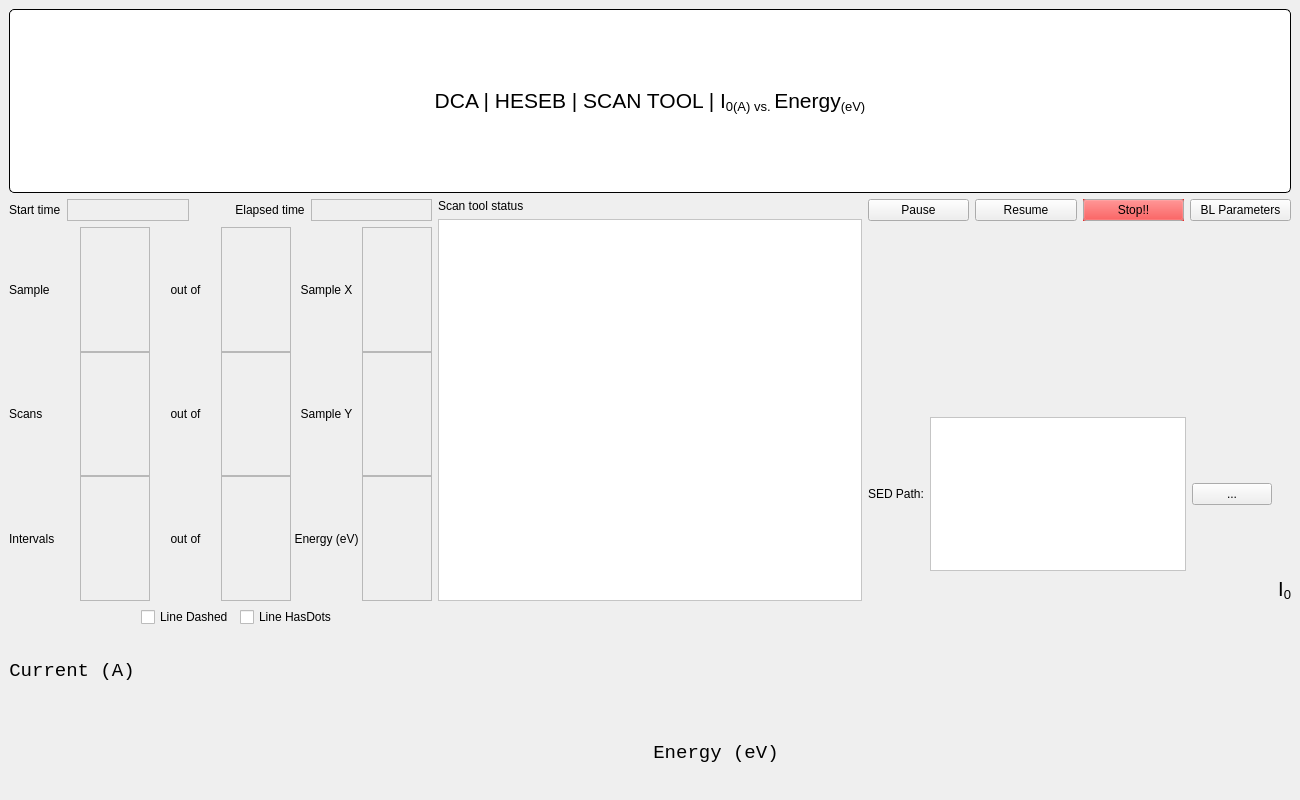
Old version of the form ui/HESEB_ScanTool_I0_plotting/HESEB_ScanTool_I0/heseb_scantool_i0.ui in the repository SESAME-Synchrotron/HESEBScanTool.
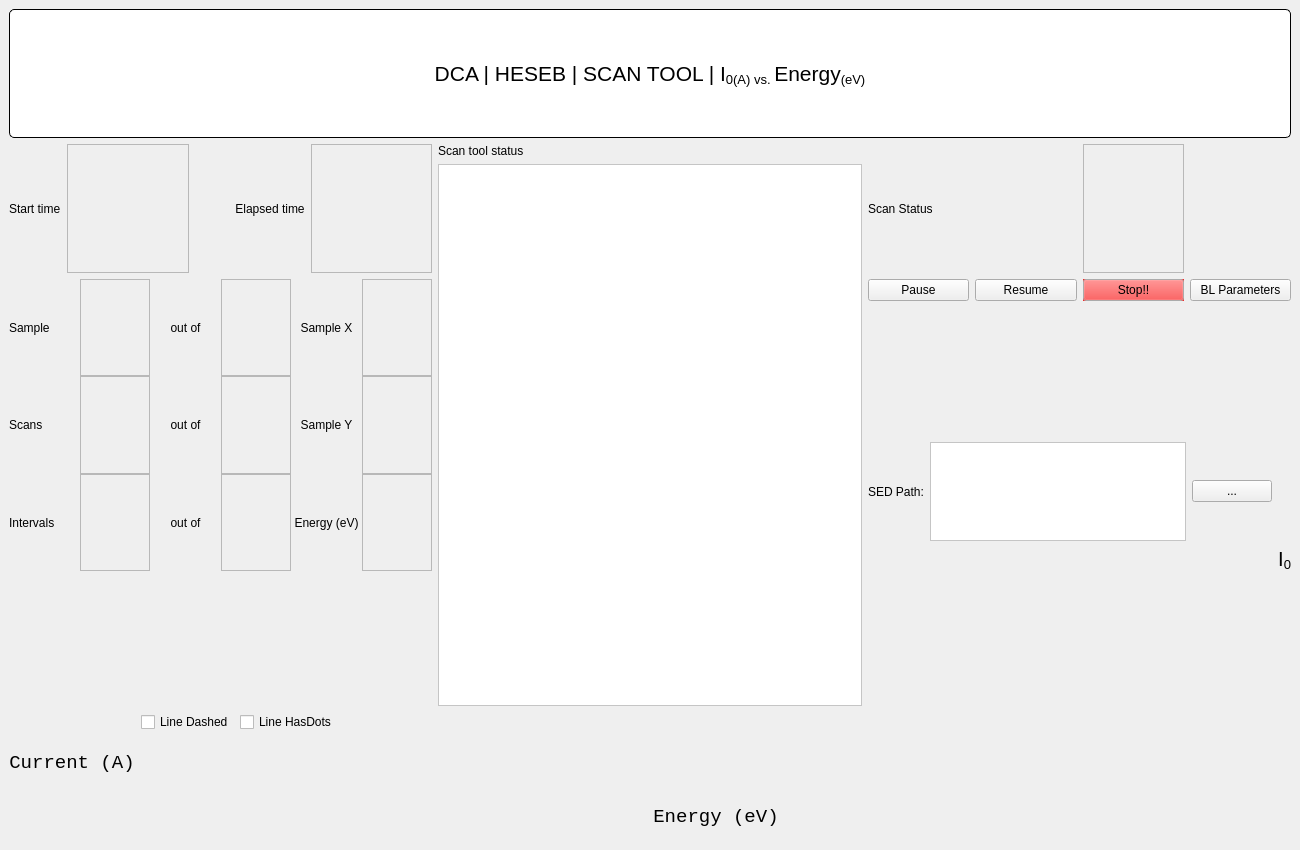
New version of the form. Custom widgets are drawn as their Qt base class.

```diff
--- a/ui/HESEB_ScanTool_I0_plotting/HESEB_ScanTool_I0/heseb_scantool_i0.ui
+++ b/ui/HESEB_ScanTool_I0_plotting/HESEB_ScanTool_I0/heseb_scantool_i0.ui
@@ -7,7 +7,7 @@
     <x>0</x>
     <y>0</y>
     <width>1300</width>
-    <height>800</height>
+    <height>850</height>
    </rect>
   </property>
   <property name="windowTitle">
@@ -15,7 +15,300 @@
   </property>
   <widget class="QWidget" name="centralwidget">
    <layout class="QGridLayout" name="gridLayout_19">
-    <item row="4" column="0" colspan="3">
+    <item row="2" column="0" rowspan="3">
+     <layout class="QGridLayout" name="scanParametersLayout">
+      <property name="spacing">
+       <number>0</number>
+      </property>
+      <item row="1" column="2">
+       <widget class="QLabel" name="outof2Label">
+        <property name="text">
+         <string>out of</string>
+        </property>
+        <property name="alignment">
+         <set>Qt::AlignCenter</set>
+        </property>
+       </widget>
+      </item>
+      <item row="2" column="4">
+       <widget class="QLabel" name="energyLabel">
+        <property name="text">
+         <string>Energy (eV)</string>
+        </property>
+        <property name="alignment">
+         <set>Qt::AlignCenter</set>
+        </property>
+       </widget>
+      </item>
+      <item row="0" column="0">
+       <widget class="QLabel" name="samplesLabel">
+        <property name="text">
+         <string>Sample</string>
+        </property>
+       </widget>
+      </item>
+      <item row="1" column="5">
+       <widget class="QELabel" name="sampleYVal">
+        <property name="frameShape">
+         <enum>QFrame::StyledPanel</enum>
+        </property>
+        <property name="variable" stdset="0">
+         <string>motorSimIOC:FE-M1-STP-TRSY1</string>
+        </property>
+       </widget>
+      </item>
+      <item row="0" column="3">
+       <widget class="QELabel" name="outof1Val">
+        <property name="frameShape">
+         <enum>QFrame::StyledPanel</enum>
+        </property>
+        <property name="variable" stdset="0">
+         <string>SCAN:Nsamples</string>
+        </property>
+       </widget>
+      </item>
+      <item row="1" column="3">
+       <widget class="QELabel" name="outof2Val">
+        <property name="frameShape">
+         <enum>QFrame::StyledPanel</enum>
+        </property>
+        <property name="variable" stdset="0">
+         <string>SCAN:Nscans</string>
+        </property>
+       </widget>
+      </item>
+      <item row="2" column="1">
+       <widget class="QELabel" name="intervalsVal">
+        <property name="frameShape">
+         <enum>QFrame::StyledPanel</enum>
+        </property>
+        <property name="variable" stdset="0">
+         <string>SCAN:CurrentInterval</string>
+        </property>
+       </widget>
+      </item>
+      <item row="0" column="2">
+       <widget class="QLabel" name="outof1Label">
+        <property name="text">
+         <string>out of</string>
+        </property>
+        <property name="alignment">
+         <set>Qt::AlignCenter</set>
+        </property>
+       </widget>
+      </item>
+      <item row="0" column="5">
+       <widget class="QELabel" name="sampleXVal">
+        <property name="frameShape">
+         <enum>QFrame::StyledPanel</enum>
+        </property>
+        <property name="variable" stdset="0">
+         <string>motorSimIOC:FE-M1-STP-TRSX1</string>
+        </property>
+       </widget>
+      </item>
+      <item row="0" column="1">
+       <widget class="QELabel" name="samplesVal">
+        <property name="frameShape">
+         <enum>QFrame::StyledPanel</enum>
+        </property>
+        <property name="variable" stdset="0">
+         <string>SCAN:CurrentSample</string>
+        </property>
+       </widget>
+      </item>
+      <item row="2" column="5">
+       <widget class="QELabel" name="energyVal">
+        <property name="frameShape">
+         <enum>QFrame::StyledPanel</enum>
+        </property>
+        <property name="variable" stdset="0">
+         <string>I11OH-PGM:getEnergy</string>
+        </property>
+       </widget>
+      </item>
+      <item row="2" column="3">
+       <widget class="QELabel" name="outof3Val">
+        <property name="frameShape">
+         <enum>QFrame::StyledPanel</enum>
+        </property>
+        <property name="variable" stdset="0">
+         <string>SCAN:NIntervals</string>
+        </property>
+       </widget>
+      </item>
+      <item row="2" column="2">
+       <widget class="QLabel" name="outof3Label">
+        <property name="text">
+         <string>out of</string>
+        </property>
+        <property name="alignment">
+         <set>Qt::AlignCenter</set>
+        </property>
+       </widget>
+      </item>
+      <item row="1" column="4">
+       <widget class="QLabel" name="sampleYLabel">
+        <property name="text">
+         <string>Sample Y</string>
+        </property>
+        <property name="alignment">
+         <set>Qt::AlignCenter</set>
+        </property>
+       </widget>
+      </item>
+      <item row="0" column="4">
+       <widget class="QLabel" name="sampleXLabel">
+        <property name="text">
+         <string>Sample X</string>
+        </property>
+        <property name="alignment">
+         <set>Qt::AlignCenter</set>
+        </property>
+       </widget>
+      </item>
+      <item row="1" column="0">
+       <widget class="QLabel" name="scansLabel">
+        <property name="text">
+         <string>Scans</string>
+        </property>
+       </widget>
+      </item>
+      <item row="1" column="1">
+       <widget class="QELabel" name="scansVal">
+        <property name="frameShape">
+         <enum>QFrame::StyledPanel</enum>
+        </property>
+        <property name="variable" stdset="0">
+         <string>SCAN:CurrentScan</string>
+        </property>
+       </widget>
+      </item>
+      <item row="2" column="0">
+       <widget class="QLabel" name="intervalsLabel">
+        <property name="text">
+         <string>Intervals</string>
+        </property>
+       </widget>
+      </item>
+     </layout>
+    </item>
+    <item row="0" column="0" colspan="3">
+     <layout class="QGridLayout" name="titleLayout">
+      <property name="sizeConstraint">
+       <enum>QLayout::SetMinimumSize</enum>
+      </property>
+      <item row="0" column="0">
+       <widget class="QLabel" name="tiltleLabel">
+        <property name="sizePolicy">
+         <sizepolicy hsizetype="Minimum" vsizetype="Minimum">
+          <horstretch>0</horstretch>
+          <verstretch>0</verstretch>
+         </sizepolicy>
+        </property>
+        <property name="font">
+         <font>
+          <pointsize>16</pointsize>
+         </font>
+        </property>
+        <property name="styleSheet">
+         <string notr="true">background-color: rgb(255, 255, 255);
+border: 1px solid black;
+border-radius: 5px;
+margin-top: 0.5em;
+subcontrol-origin: margin;
+left: 10px;
+padding: 0 3px 0 3px;</string>
+        </property>
+        <property name="text">
+         <string>&lt;html&gt;&lt;head/&gt;&lt;body&gt;&lt;p&gt;DCA | HESEB | SCAN TOOL | I&lt;span style=&quot; vertical-align:sub;&quot;&gt;0(A) vs. &lt;/span&gt;Energy&lt;span style=&quot; vertical-align:sub;&quot;&gt;(eV)&lt;/span&gt;&lt;/p&gt;&lt;/body&gt;&lt;/html&gt;</string>
+        </property>
+        <property name="alignment">
+         <set>Qt::AlignCenter</set>
+        </property>
+        <property name="margin">
+         <number>11</number>
+        </property>
+       </widget>
+      </item>
+     </layout>
+    </item>
+    <item row="1" column="0">
+     <layout class="QGridLayout" name="timeLayout">
+      <item row="0" column="0">
+       <widget class="QLabel" name="startTimeLabel">
+        <property name="sizePolicy">
+         <sizepolicy hsizetype="Fixed" vsizetype="Preferred">
+          <horstretch>0</horstretch>
+          <verstretch>0</verstretch>
+         </sizepolicy>
+        </property>
+        <property name="text">
+         <string>Start time</string>
+        </property>
+       </widget>
+      </item>
+      <item row="0" column="3">
+       <widget class="QLabel" name="elapsedTimeLabel">
+        <property name="sizePolicy">
+         <sizepolicy hsizetype="Fixed" vsizetype="Preferred">
+          <horstretch>0</horstretch>
+          <verstretch>0</verstretch>
+         </sizepolicy>
+        </property>
+        <property name="text">
+         <string>Elapsed time</string>
+        </property>
+        <property name="alignment">
+         <set>Qt::AlignCenter</set>
+        </property>
+       </widget>
+      </item>
+      <item row="0" column="4">
+       <widget class="QELabel" name="elapsedTimeVal">
+        <property name="frameShape">
+         <enum>QFrame::StyledPanel</enum>
+        </property>
+        <property name="alignment">
+         <set>Qt::AlignCenter</set>
+        </property>
+        <property name="variable" stdset="0">
+         <string>SCAN:ELAPSE</string>
+        </property>
+       </widget>
+      </item>
+      <item row="0" column="1">
+       <widget class="QELabel" name="startTimeVal">
+        <property name="frameShape">
+         <enum>QFrame::StyledPanel</enum>
+        </property>
+        <property name="alignment">
+         <set>Qt::AlignCenter</set>
+        </property>
+        <property name="variable" stdset="0">
+         <string>SCAN:START</string>
+        </property>
+       </widget>
+      </item>
+      <item row="0" column="2">
+       <spacer name="horizontalSpacer">
+        <property name="orientation">
+         <enum>Qt::Horizontal</enum>
+        </property>
+        <property name="sizeType">
+         <enum>QSizePolicy::Fixed</enum>
+        </property>
+        <property name="sizeHint" stdset="0">
+         <size>
+          <width>40</width>
+          <height>20</height>
+         </size>
+        </property>
+       </spacer>
+      </item>
+     </layout>
+    </item>
+    <item row="6" column="0" colspan="3">
      <layout class="QGridLayout" name="plottingLayout">
       <item row="1" column="0">
        <widget class="QLabel" name="YLabel">
@@ -202,7 +495,7 @@
       </item>
      </layout>
     </item>
-    <item row="3" column="2">
+    <item row="4" column="2">
      <layout class="QGridLayout" name="file_label_Layout">
       <item row="0" column="1" rowspan="2">
        <widget class="QLabel" name="SEDPathVal">
@@ -298,7 +591,7 @@
       </item>
      </layout>
     </item>
-    <item row="1" column="2">
+    <item row="2" column="2">
      <layout class="QGridLayout" name="actionsLayout">
       <item row="1" column="3">
        <widget class="QEPushButton" name="stop">
@@ -406,225 +699,7 @@
       </item>
      </layout>
     </item>
-    <item row="2" column="0" rowspan="2">
-     <layout class="QGridLayout" name="scanParametersLayout">
-      <property name="spacing">
-       <number>0</number>
-      </property>
-      <item row="1" column="2">
-       <widget class="QLabel" name="outof2Label">
-        <property name="text">
-         <string>out of</string>
-        </property>
-        <property name="alignment">
-         <set>Qt::AlignCenter</set>
-        </property>
-       </widget>
-      </item>
-      <item row="2" column="4">
-       <widget class="QLabel" name="energyLabel">
-        <property name="text">
-         <string>Energy (eV)</string>
-        </property>
-        <property name="alignment">
-         <set>Qt::AlignCenter</set>
-        </property>
-       </widget>
-      </item>
-      <item row="0" column="0">
-       <widget class="QLabel" name="samplesLabel">
-        <property name="text">
-         <string>Sample</string>
-        </property>
-       </widget>
-      </item>
-      <item row="1" column="5">
-       <widget class="QELabel" name="sampleYVal">
-        <property name="frameShape">
-         <enum>QFrame::StyledPanel</enum>
-        </property>
-        <property name="variable" stdset="0">
-         <string>motorSimIOC:FE-M1-STP-TRSY1</string>
-        </property>
-       </widget>
-      </item>
-      <item row="0" column="3">
-       <widget class="QELabel" name="outof1Val">
-        <property name="frameShape">
-         <enum>QFrame::StyledPanel</enum>
-        </property>
-        <property name="variable" stdset="0">
-         <string>SCAN:Nsamples</string>
-        </property>
-       </widget>
-      </item>
-      <item row="1" column="3">
-       <widget class="QELabel" name="outof2Val">
-        <property name="frameShape">
-         <enum>QFrame::StyledPanel</enum>
-        </property>
-        <property name="variable" stdset="0">
-         <string>SCAN:Nscans</string>
-        </property>
-       </widget>
-      </item>
-      <item row="2" column="1">
-       <widget class="QELabel" name="intervalsVal">
-        <property name="frameShape">
-         <enum>QFrame::StyledPanel</enum>
-        </property>
-        <property name="variable" stdset="0">
-         <string>SCAN:CurrentInterval</string>
-        </property>
-       </widget>
-      </item>
-      <item row="0" column="2">
-       <widget class="QLabel" name="outof1Label">
-        <property name="text">
-         <string>out of</string>
-        </property>
-        <property name="alignment">
-         <set>Qt::AlignCenter</set>
-        </property>
-       </widget>
-      </item>
-      <item row="0" column="5">
-       <widget class="QELabel" name="sampleXVal">
-        <property name="frameShape">
-         <enum>QFrame::StyledPanel</enum>
-        </property>
-        <property name="variable" stdset="0">
-         <string>motorSimIOC:FE-M1-STP-TRSX1</string>
-        </property>
-       </widget>
-      </item>
-      <item row="0" column="1">
-       <widget class="QELabel" name="samplesVal">
-        <property name="frameShape">
-         <enum>QFrame::StyledPanel</enum>
-        </property>
-        <property name="variable" stdset="0">
-         <string>SCAN:CurrentSample</string>
-        </property>
-       </widget>
-      </item>
-      <item row="2" column="5">
-       <widget class="QELabel" name="energyVal">
-        <property name="frameShape">
-         <enum>QFrame::StyledPanel</enum>
-        </property>
-        <property name="variable" stdset="0">
-         <string>I11OH-PGM:getEnergy</string>
-        </property>
-       </widget>
-      </item>
-      <item row="2" column="3">
-       <widget class="QELabel" name="outof3Val">
-        <property name="frameShape">
-         <enum>QFrame::StyledPanel</enum>
-        </property>
-        <property name="variable" stdset="0">
-         <string>SCAN:NIntervals</string>
-        </property>
-       </widget>
-      </item>
-      <item row="2" column="2">
-       <widget class="QLabel" name="outof3Label">
-        <property name="text">
-         <string>out of</string>
-        </property>
-        <property name="alignment">
-         <set>Qt::AlignCenter</set>
-        </property>
-       </widget>
-      </item>
-      <item row="1" column="4">
-       <widget class="QLabel" name="sampleYLabel">
-        <property name="text">
-         <string>Sample Y</string>
-        </property>
-        <property name="alignment">
-         <set>Qt::AlignCenter</set>
-        </property>
-       </widget>
-      </item>
-      <item row="0" column="4">
-       <widget class="QLabel" name="sampleXLabel">
-        <property name="text">
-         <string>Sample X</string>
-        </property>
-        <property name="alignment">
-         <set>Qt::AlignCenter</set>
-        </property>
-       </widget>
-      </item>
-      <item row="1" column="0">
-       <widget class="QLabel" name="scansLabel">
-        <property name="text">
-         <string>Scans</string>
-        </property>
-       </widget>
-      </item>
-      <item row="1" column="1">
-       <widget class="QELabel" name="scansVal">
-        <property name="frameShape">
-         <enum>QFrame::StyledPanel</enum>
-        </property>
-        <property name="variable" stdset="0">
-         <string>SCAN:CurrentScan</string>
-        </property>
-       </widget>
-      </item>
-      <item row="2" column="0">
-       <widget class="QLabel" name="intervalsLabel">
-        <property name="text">
-         <string>Intervals</string>
-        </property>
-       </widget>
-      </item>
-     </layout>
-    </item>
-    <item row="0" column="0" colspan="3">
-     <layout class="QGridLayout" name="titleLayout">
-      <property name="sizeConstraint">
-       <enum>QLayout::SetMinimumSize</enum>
-      </property>
-      <item row="0" column="0">
-       <widget class="QLabel" name="tiltleLabel">
-        <property name="sizePolicy">
-         <sizepolicy hsizetype="Minimum" vsizetype="Minimum">
-          <horstretch>0</horstretch>
-          <verstretch>0</verstretch>
-         </sizepolicy>
-        </property>
-        <property name="font">
-         <font>
-          <pointsize>16</pointsize>
-         </font>
-        </property>
-        <property name="styleSheet">
-         <string notr="true">background-color: rgb(255, 255, 255);
-border: 1px solid black;
-border-radius: 5px;
-margin-top: 0.5em;
-subcontrol-origin: margin;
-left: 10px;
-padding: 0 3px 0 3px;</string>
-        </property>
-        <property name="text">
-         <string>&lt;html&gt;&lt;head/&gt;&lt;body&gt;&lt;p&gt;DCA | HESEB | SCAN TOOL | I&lt;span style=&quot; vertical-align:sub;&quot;&gt;0(A) vs. &lt;/span&gt;Energy&lt;span style=&quot; vertical-align:sub;&quot;&gt;(eV)&lt;/span&gt;&lt;/p&gt;&lt;/body&gt;&lt;/html&gt;</string>
-        </property>
-        <property name="alignment">
-         <set>Qt::AlignCenter</set>
-        </property>
-        <property name="margin">
-         <number>11</number>
-        </property>
-       </widget>
-      </item>
-     </layout>
-    </item>
-    <item row="1" column="1" rowspan="3">
+    <item row="1" column="1" rowspan="5">
      <layout class="QGridLayout" name="logsLayout">
       <item row="0" column="0">
        <widget class="QLabel" name="logsLabel">
@@ -666,78 +741,67 @@
       </item>
      </layout>
     </item>
-    <item row="1" column="0">
-     <layout class="QGridLayout" name="timeLayout">
-      <item row="0" column="0">
-       <widget class="QLabel" name="startTimeLabel">
-        <property name="sizePolicy">
-         <sizepolicy hsizetype="Fixed" vsizetype="Preferred">
-          <horstretch>0</horstretch>
-          <verstretch>0</verstretch>
-         </sizepolicy>
-        </property>
-        <property name="text">
-         <string>Start time</string>
-        </property>
-       </widget>
-      </item>
-      <item row="0" column="3">
-       <widget class="QLabel" name="elapsedTimeLabel">
-        <property name="sizePolicy">
-         <sizepolicy hsizetype="Fixed" vsizetype="Preferred">
-          <horstretch>0</horstretch>
-          <verstretch>0</verstretch>
-         </sizepolicy>
-        </property>
-        <property name="text">
-         <string>Elapsed time</string>
-        </property>
-        <property name="alignment">
-         <set>Qt::AlignCenter</set>
-        </property>
-       </widget>
-      </item>
-      <item row="0" column="4">
-       <widget class="QELabel" name="elapsedTimeVal">
-        <property name="frameShape">
-         <enum>QFrame::StyledPanel</enum>
-        </property>
-        <property name="alignment">
-         <set>Qt::AlignCenter</set>
-        </property>
-        <property name="variable" stdset="0">
-         <string>SCAN:ELAPSE</string>
-        </property>
-       </widget>
-      </item>
+    <item row="1" column="2">
+     <layout class="QGridLayout" name="scanStatusLayout">
       <item row="0" column="1">
-       <widget class="QELabel" name="startTimeVal">
-        <property name="frameShape">
-         <enum>QFrame::StyledPanel</enum>
-        </property>
-        <property name="alignment">
-         <set>Qt::AlignCenter</set>
-        </property>
+       <widget class="QELabel" name="scanStatusPV">
         <property name="variable" stdset="0">
-         <string>SCAN:START</string>
+         <string>SCAN:STOP</string>
+        </property>
+       </widget>
+      </item>
+      <item row="0" column="0">
+       <widget class="QLabel" name="scanStatusLabel">
+        <property name="text">
+         <string>Scan Status</string>
         </property>
        </widget>
       </item>
       <item row="0" column="2">
-       <spacer name="horizontalSpacer">
-        <property name="orientation">
-         <enum>Qt::Horizontal</enum>
+       <widget class="QLabel" name="scanStatus">
+        <property name="frameShape">
+         <enum>QFrame::StyledPanel</enum>
         </property>
-        <property name="sizeType">
-         <enum>QSizePolicy::Fixed</enum>
+        <property name="text">
+         <string/>
         </property>
-        <property name="sizeHint" stdset="0">
-         <size>
-          <width>40</width>
-          <height>20</height>
-         </size>
+        <property name="alignment">
+         <set>Qt::AlignCenter</set>
         </property>
-       </spacer>
+       </widget>
+      </item>
+      <item row="0" column="3">
+       <widget class="QESimpleShape" name="scanStatusSymbol">
+        <property name="shape">
+         <enum>QSimpleShape::rectangle</enum>
+        </property>
+        <property name="colour0" stdset="0">
+         <color>
+          <red>0</red>
+          <green>255</green>
+          <blue>0</blue>
+         </color>
+        </property>
+        <property name="colour1" stdset="0">
+         <color>
+          <red>0</red>
+          <green>0</green>
+          <blue>255</blue>
+         </color>
+        </property>
+        <property name="variable" stdset="0">
+         <string>SCAN:STOP</string>
+        </property>
+        <property name="edgeAlarmStateOption" stdset="0">
+         <enum>QESimpleShape::Never</enum>
+        </property>
+        <property name="addUnits">
+         <bool>false</bool>
+        </property>
+        <property name="variableAsToolTip">
+         <bool>false</bool>
+        </property>
+       </widget>
       </item>
      </layout>
     </item>
@@ -760,6 +824,11 @@
    <extends>QPushButton</extends>
    <header>QEPushButton.h</header>
   </customwidget>
+  <customwidget>
+   <class>QESimpleShape</class>
+   <extends>QSimpleShape</extends>
+   <header>QESimpleShape.h</header>
+  </customwidget>
   <customwidget>
    <class>QEFrame</class>
    <extends>QFrame</extends>
```
Left out of the diff: 84 changed lines with no effect on the pictures.
